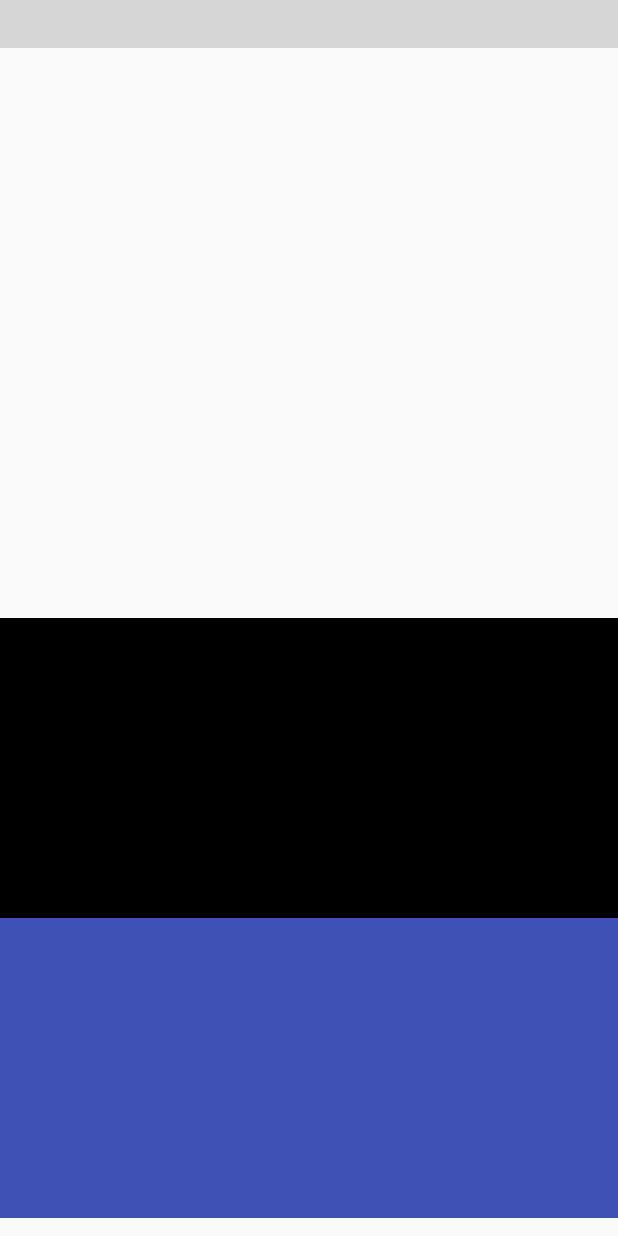
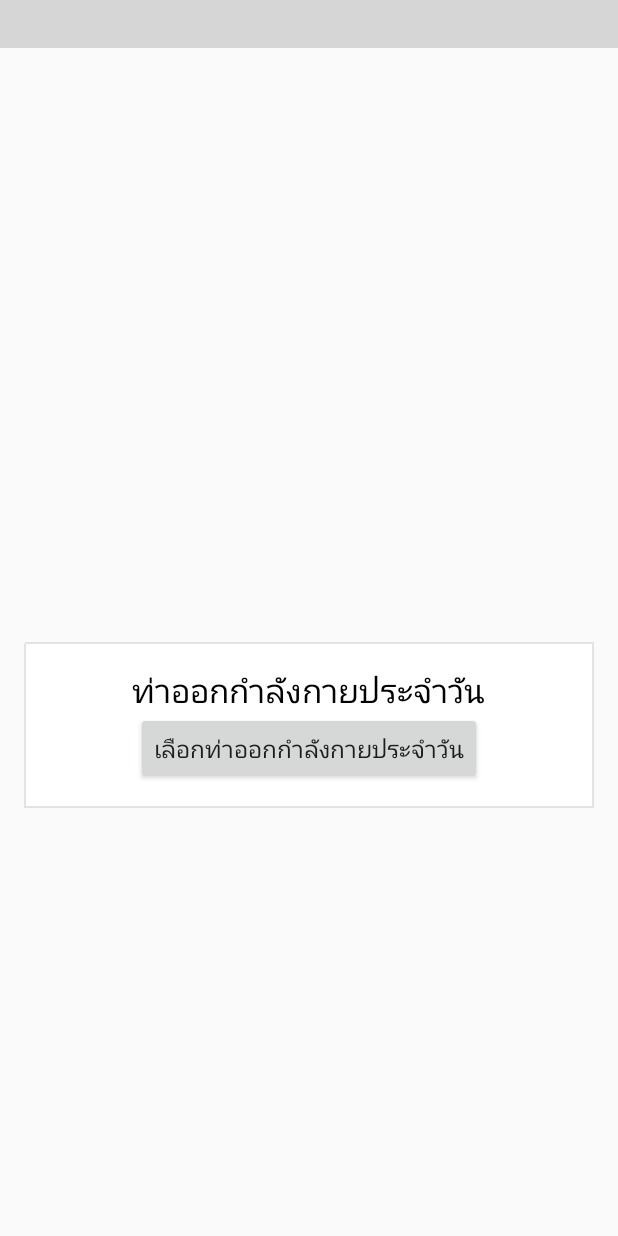
Before and after one commit to mataskuntipalo/RYFG, an Android app: the layout fragment_calendar.xml on its own in the app's theme, with its tools: preview values and no code run, on a phone screen of 412 x 824 dp. Run offline under Robolectric (Android 15) with nearby library versions, the phone set to English and light mode, and no system bars; plain views replace MaterialCalendarView; grey boxes are pictures that could not be loaded.

Commit message:
complete setEvent to calendar

```diff
--- a/ReachYourFitnessGoals_Mobile/app/src/main/java/com/finalproject/reachyourfitnessgoals/models/DateData.java
+++ b/ReachYourFitnessGoals_Mobile/app/src/main/java/com/finalproject/reachyourfitnessgoals/models/DateData.java
@@ -6,6 +6,12 @@ package com.finalproject.reachyourfitnessgoals.models;
 
 public class DateData {
     int day,month,year;
+
+    public DateData(int day, int month, int year) {
+        this.day = day;
+        this.month = month;
+        this.year = year;
+    }
 
     public int getDay() {
         return day;
--- a/ReachYourFitnessGoals_Mobile/app/src/main/java/com/finalproject/reachyourfitnessgoals/models/ExerciseData.java
+++ b/ReachYourFitnessGoals_Mobile/app/src/main/java/com/finalproject/reachyourfitnessgoals/models/ExerciseData.java
@@ -9,6 +9,12 @@ public class ExerciseData {
     String vdo_id,note;
     float time;
 
+    public ExerciseData(String vdo_id, int calorie, String note, float time) {
+        this.vdo_id = vdo_id;
+        this.calorie = calorie;
+        this.note = note;
+        this.time = time;
+    }
 
     public int getCalorie() {
         return calorie;
--- a/ReachYourFitnessGoals_Mobile/app/src/main/java/com/finalproject/reachyourfitnessgoals/setting/handleCalendar.java
+++ b/ReachYourFitnessGoals_Mobile/app/src/main/java/com/finalproject/reachyourfitnessgoals/setting/handleCalendar.java
@@ -63,10 +63,7 @@ public class handleCalendar {
         tempCalendar.add(Calendar.DAY_OF_MONTH, delta);
         for (int i = 1; i <= 7; i++)
         {
-            DateData dateData = new DateData();
-            dateData.setDay(tempCalendar.get(Calendar.DAY_OF_MONTH));
-            dateData.setMonth(tempCalendar.get(Calendar.MONTH)+1);
-            dateData.setYear(tempCalendar.get(Calendar.YEAR));
+            DateData dateData = new DateData(tempCalendar.get(Calendar.DAY_OF_MONTH),tempCalendar.get(Calendar.MONTH),tempCalendar.get(Calendar.YEAR));
             dateDataArrayList.add(dateData);
             tempCalendar.add(Calendar.DAY_OF_MONTH, 1);
         }
--- a/ReachYourFitnessGoals_Mobile/app/src/main/res/layout/fragment_calendar.xml
+++ b/ReachYourFitnessGoals_Mobile/app/src/main/res/layout/fragment_calendar.xml
@@ -30,24 +30,45 @@
         android:layout_weight="0.5"
         android:scrollbars="vertical"
         >
+
     <LinearLayout
         android:layout_width="match_parent"
-        android:layout_height="match_parent"
+        android:layout_height="wrap_content"
         android:orientation="vertical"
         android:id="@+id/layout_fragment_calendar">
 
-        <RelativeLayout
+        <LinearLayout
             android:layout_width="match_parent"
-            android:layout_height="200dp"
-            android:background="@color/colorBlack">
+            android:layout_height="wrap_content"
+            android:padding="@dimen/default_padding"
+            android:layout_margin="@dimen/activity_horizontal_margin"
+            android:orientation="vertical"
+            android:id="@+id/manageProgram_RelativeLayout_home"
+            android:background="@drawable/shadow_layout">
 
-        </RelativeLayout>
-        <RelativeLayout
-            android:layout_width="match_parent"
-            android:layout_height="200dp"
-            android:background="@color/colorPrimary">
+            <TextView
+                android:layout_width="wrap_content"
+                android:layout_height="wrap_content"
+                android:layout_gravity="center"
+                android:textSize="@dimen/topic_text"
+                android:text="@string/selectExerciseOfDay_text"
+                android:textColor="@color/colorBlack"/>
 
-        </RelativeLayout>
+            <RelativeLayout
+                android:layout_width="wrap_content"
+                android:layout_height="wrap_content"
+                android:layout_gravity="center">
+
+                <Button
+                    android:layout_width="wrap_content"
+                    android:layout_height="wrap_content"
+                    android:textSize="@dimen/default_text"
+                    android:text="@string/selectExerciseOfDay_buttonText"
+                    android:id="@+id/setExeOfDay_button_calendar"/>
+            </RelativeLayout>
+
+        </LinearLayout>
+
     </LinearLayout>
     </ScrollView>
 
--- a/ReachYourFitnessGoals_Mobile/app/src/main/res/values/strings.xml
+++ b/ReachYourFitnessGoals_Mobile/app/src/main/res/values/strings.xml
@@ -8,13 +8,23 @@
     <string name="step_continue">ต่อไป</string>
     <string name="step_finish">เสร็จสิ้น</string>
     <string name="step_cancel">ยกเลิก</string>
-    <string name="steps_titles1">เลือกจำนวนวัน</string>
-    <string name="steps_titles2">เลือกวัน</string>
+
+    <!-- sharedPreferences -->
     <string name="sharedPreferencesName">PREFS</string>
     <string name="sharedBoolFirstTimeOfWeek">checkFirstTimeOfWeek</string>
     <string name="sharedBoolDayHighLight">day</string>
     <string name="sharedBoolSetExe">checkSetExe</string>
+
+    <!-- SetExerciseInWeekActivity -->
+    <string name="steps_titles1">เลือกจำนวนวัน</string>
+    <string name="steps_titles2">เลือกวัน</string>
     <string name="totalDay">จำนวนวันที่ต้องเลือก: </string>
     <string name="alertText">โปรดเลือกจำนวนวันให้ตรงกัน</string>
     <string name="cancelSetExeText">โปรดกลับมาใหม่ในวันจันทร์</string>
+
+    <!-- fragment_calendar -->
+    <string name="selectExerciseOfDay_text">ท่าออกกำลังกายประจำวัน</string>
+    <string name="selectExerciseOfDay_buttonText">เลือกท่าออกกำลังกายประจำวัน</string>
+
+
 </resources>
```
Also changed, not shown: ReachYourFitnessGoals_Mobile/app/src/main/java/com/finalproject/reachyourfitnessgoals/activity/SetExerciseInWeekActivity.java (+10 -5 lines), ReachYourFitnessGoals_Mobile/app/src/main/java/com/finalproject/reachyourfitnessgoals/database/handleTABLE_EXERCISE.java (+35 -1 lines), ReachYourFitnessGoals_Mobile/app/src/main/java/com/finalproject/reachyourfitnessgoals/database/handleTABLE_PROGRAM.java (+8 -8 lines), ReachYourFitnessGoals_Mobile/app/src/main/java/com/finalproject/reachyourfitnessgoals/fragment/fragment_calendar.java (+48 -14 lines).
